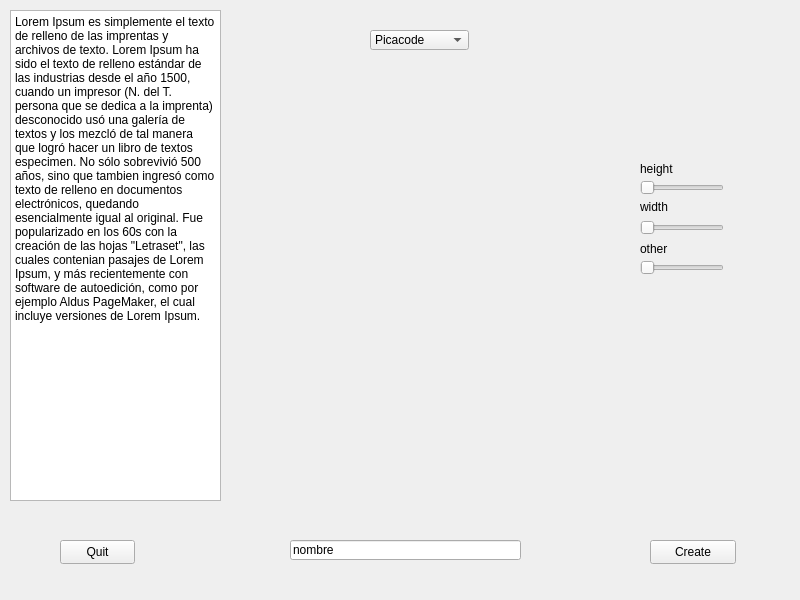
This is src/gui/select_player.ui in Virako/ofw as Qt 5 draws it before an edit. The edited form follows.
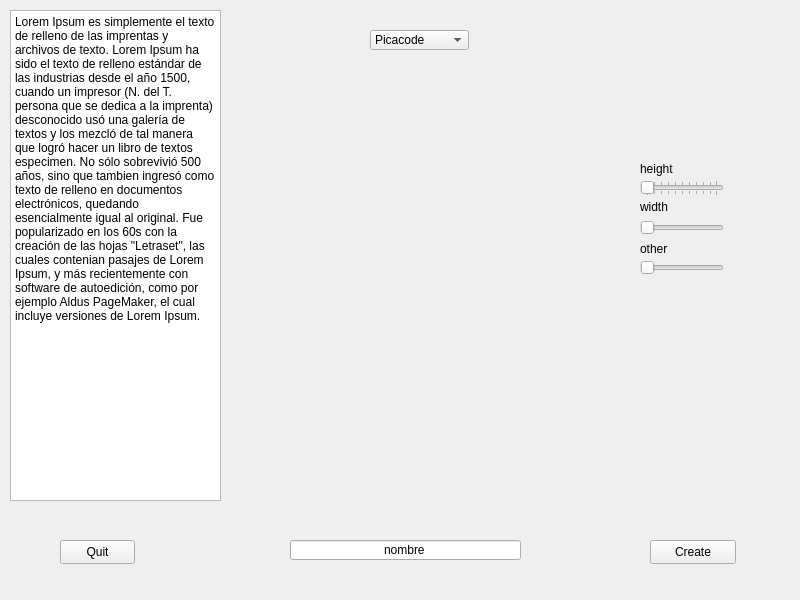
This is the edited form.

Commit message: Change size player. Need improved.

```diff
--- a/src/gui/select_player.ui
+++ b/src/gui/select_player.ui
@@ -85,6 +85,9 @@
     <property name="orientation">
      <enum>Qt::Horizontal</enum>
     </property>
+    <property name="tickPosition">
+     <enum>QSlider::TicksBothSides</enum>
+    </property>
    </widget>
    <widget class="QLabel" name="l_height">
     <property name="geometry">
@@ -152,6 +155,9 @@
     <property name="maxLength">
      <number>50</number>
     </property>
+    <property name="alignment">
+     <set>Qt::AlignCenter</set>
+    </property>
    </widget>
    <widget class="QSlider" name="other">
     <property name="geometry">
```
Left out of the diff: 18 changed lines with no effect on the pictures. The commit also changes 5 other files.
